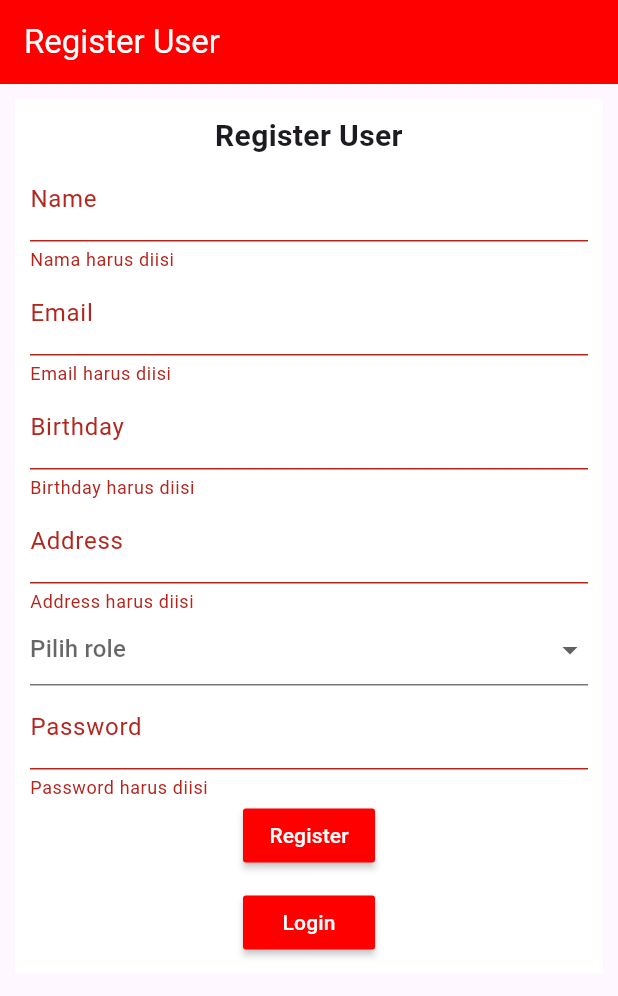
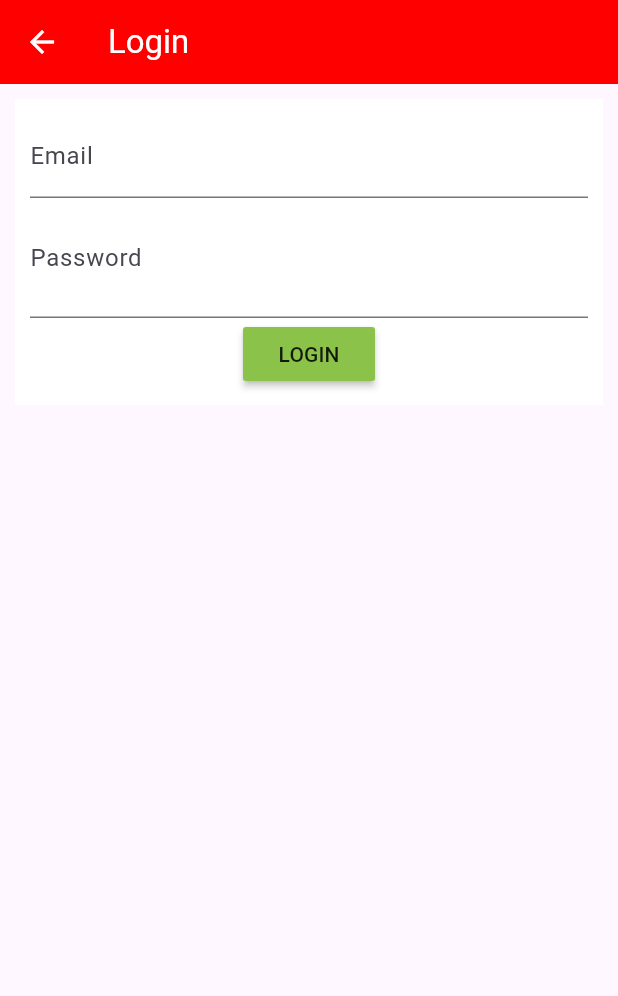
Before and after one commit to siswatelkom07/TUGAS_API_1, a Flutter app: the screen it shows after launch, after a tap on "Register", after a tap on "Login", on a phone screen of 412 x 824 dp. Shown: the top 996 px of the screen. Run offline on Flutter 3.47's test engine with Material 3 defaults, Android fonts, the phone set to English and light mode, and no system bars; our stand-ins replace shared_preferences.

Commit message:
update second task

```diff
--- /dev/null
+++ b/flutter_application_1/devtools_options.yaml
@@ -0,0 +1,3 @@
+description: This file stores settings for Dart & Flutter DevTools.
+documentation: https://docs.flutter.dev/tools/devtools/extensions#configure-extension-enablement-states
+extensions:
--- a/flutter_application_1/lib/main.dart
+++ b/flutter_application_1/lib/main.dart
@@ -1,11 +1,15 @@
 import 'package:flutter/material.dart';
+import 'package:flutter_application_1/views/home.dart';
+import 'package:flutter_application_1/views/login_view.dart';
 import 'package:flutter_application_1/views/register_view.dart';
 
 void main() {
   runApp(MaterialApp(
     initialRoute: '/register',
     routes: {
-      '/register':(context)=>RegisterView()
+      '/register':(context)=>RegisterView(),
+      '/login':(context)=>LoginView(),
+      '/home':(context)=>Home()
     },
   ));
 }
--- /dev/null
+++ b/flutter_application_1/lib/models/login_model.dart
@@ -0,0 +1,45 @@
+
+
+
+import 'package:shared_preferences/shared_preferences.dart';
+
+class UserLogin {
+  bool? status = false;
+  String? token;
+  String? message;
+  int? id;
+  String? nama_user;
+  String? email;
+  String? role;
+  UserLogin(
+      {this.status,
+      this.token,
+      this.message,
+      this.id,
+      this.nama_user,
+      this.email,
+      this.role});
+       Future prefs() async {
+    SharedPreferences prefs = await SharedPreferences.getInstance();
+    prefs.setBool("status", status!);
+    prefs.setString("token", token!);
+    prefs.setString("message", message!);
+    prefs.setInt("id", id!);
+    prefs.setString("nama_user", nama_user!);
+    prefs.setString("email", email!);
+    prefs.setString("role", role!);
+  }
+   Future getUserLogin() async {
+    SharedPreferences prefs = await SharedPreferences.getInstance();
+    UserLogin userLogin = UserLogin(
+        status: prefs.getBool("status")!,
+        token: prefs.getString("token")!,
+        message: prefs.getString("message")!,
+        id: prefs.getInt("id")!,
+        nama_user: prefs.getString("nama_user")!,
+        email: prefs.getString("email")!,
+        role: prefs.getString("role")!);
+    return userLogin;
+  }
+
+}
--- a/flutter_application_1/lib/services/user.dart
+++ b/flutter_application_1/lib/services/user.dart
@@ -1,5 +1,6 @@
 import 'dart:convert';
 
+import 'package:flutter_application_1/models/login_model.dart';
 import 'package:flutter_application_1/models/response_data_map.dart';
 import 'package:flutter_application_1/services/url.dart' as url;
 import 'package:http/http.dart' as http;
@@ -35,29 +36,36 @@ class UserService {
 
     }
   }
-  /*Future loginUser(data) async {
-    var uri = Uri.parse(url.BaseUrl + "/auth/login");
+  Future loginUser(data) async {
+    var uri = Uri.parse(url.BaseUrl + "login");
+    print("Login URL: $uri"); // Debug print
+    print("Login Data: $data"); // Debug print
     var register = await http.post(uri, body: data);
 
+    print("Response Status Code: ${register.statusCode}"); // Debug print
+    print("Response Body: ${register.body}"); // Debug print
 
     if (register.statusCode == 200) {
-      var data = json.decode(register.body);
-      if (data["status"] == true) {
+      var responseData = json.decode(register.body);
+      if (responseData["status"] == true) {
+        var userData = responseData["data"];
         UserLogin userLogin = UserLogin(
-            status: data["status"],
-            token: data["token"],
-            message: data["message"],
-            id: data["user"]["id"],
-            nama_user: data["user"]["nama_user"],
-            email: data["user"]["email"],
-            role: data["user"]["role"]);
+            status: responseData["status"],
+            token: responseData["authorisation"]["token"],
+            message: responseData["message"],
+            id: userData["id"],
+            nama_user: userData["name"],
+            email: userData["email"],
+            role: userData["role"]);
         await userLogin.prefs();
         ResponseDataMap response = ResponseDataMap(
-            status: true, message: "Sukses login user", data: data);
+            status: true, message: "Sukses login user", data: responseData);
+        print("Login Success: ${response.message}"); // Debug print
         return response;
       } else {
         ResponseDataMap response =
             ResponseDataMap(status: false, message: 'Email dan password salah');
+        print("Login Failed: ${response.message}"); // Debug print
         return response;
       }
     } else {
@@ -65,8 +73,9 @@ class UserService {
           status: false,
           message:
               "gagal menambah user dengan code error ${register.statusCode}");
+      print("Login Error: ${response.message}"); // Debug print
       return response;
     }
-  }*/
+  }
 
 }
--- /dev/null
+++ b/flutter_application_1/lib/views/login_view.dart
@@ -0,0 +1,114 @@
+import 'package:flutter/material.dart';
+import 'package:flutter_application_1/widgets/alert.dart';
+import 'package:flutter_application_1/services/user.dart';
+
+class LoginView extends StatefulWidget {
+  const LoginView({super.key});
+
+  @override
+  State<LoginView> createState() => _LoginViewState();
+}
+
+class _LoginViewState extends State<LoginView> {
+  UserService user = UserService();
+  final formKey = GlobalKey<FormState>();
+  TextEditingController email = TextEditingController();
+  TextEditingController password = TextEditingController();
+  bool isLoading = false;
+  bool showPass = true;
+
+  @override
+  Widget build(BuildContext context) {
+    return Scaffold(
+      appBar: AppBar(
+        title: Text("Login"),
+        backgroundColor: const Color.fromARGB(255, 255, 0, 0),
+        foregroundColor: Colors.white,
+      ),
+      body: SingleChildScrollView(
+        child: Container(
+          margin: EdgeInsets.all(10),
+          padding: EdgeInsets.all(10),
+          width: MediaQuery.of(context).size.width,
+          decoration: BoxDecoration(color: Colors.white),
+          child: Column(
+            children: [
+              Form(
+                  key: formKey,
+                  child: Column(
+                    children: [
+                      TextFormField(
+                        controller: email,
+                        decoration: InputDecoration(label: Text("Email")),
+                        validator: (value) {
+                          if (value!.isEmpty) {
+                            return 'Email harus diisi';
+                          } else {
+                            return null;
+                          }
+                        },
+                      ),
+                      TextFormField(
+                        controller: password,
+                        obscureText: showPass,
+                        decoration: InputDecoration(
+                          label: Text("Password"),
+                          suffix: IconButton(
+                            onPressed: () {
+                              setState(() {
+                                showPass = !showPass;
+                              });
+                            },
+                            icon: showPass
+                                ? Icon(Icons.visibility)
+                                : Icon(Icons.visibility_off),
+                          ),
+                        ),
+                        validator: (value) {
+                          if (value!.isEmpty) {
+                            return 'Password harus diisi';
+                          } else {
+                            return null;
+                          }
+                        },
+                      ),
+                      MaterialButton(
+                        onPressed: () async {
+                          if (formKey.currentState!.validate()) {
+                            setState(() {
+                              isLoading = true;
+                            });
+                            var data = {
+                              "email": email.text,
+                              "password": password.text,
+                            };
+                            print("Login Data: $data"); // Debug print
+                            var result = await user.loginUser(data);
+                            setState(() {
+                              isLoading = false;
+                            });
+                            print("Login Result: ${result.message}"); // Debug print
+                            if (result.status == true) {
+                              AlertMessage()
+                                  .showAlert(context, result.message, true);
+                              Navigator.pushReplacementNamed(context,'/home');
+                            } else {
+                              AlertMessage()
+                                  .showAlert(context, result.message, false);
+                            }
+                          }
+                        },
+                        child: isLoading == false
+                            ? Text("LOGIN")
+                            : CircularProgressIndicator(),
+                        color: Colors.lightGreen,
+                      )
+                    ],
+                  ))
+            ],
+          ),
+        ),
+      ),
+    );
+  }
+}
--- a/flutter_application_1/lib/views/register_view.dart
+++ b/flutter_application_1/lib/views/register_view.dart
@@ -162,7 +162,7 @@ class _RegisterViewState extends State<RegisterView> {
                     ),
                     SizedBox(height: 10,),
                     MaterialButton(onPressed: (){
-                      Navigator.pushNamed(context, '/');
+                      Navigator.pushNamed(context, '/login');
 
                     },child: Text("Login",style: TextStyle(color: Colors.white),),color: const Color.fromARGB(255, 255, 0, 0),)
                   ],
--- a/flutter_application_1/lib/widgets/alert.dart
+++ b/flutter_application_1/lib/widgets/alert.dart
@@ -1,4 +1,4 @@
-import 'package:flutter/material.dart';
+  import 'package:flutter/material.dart';
 
 class AlertMessage {
   showAlert(BuildContext context, message, status) {
--- a/flutter_application_1/pubspec.yaml
+++ b/flutter_application_1/pubspec.yaml
@@ -10,6 +10,7 @@ dependencies:
   flutter:
     sdk: flutter
   http: ^1.3.0
+  shared_preferences: ^2.0.6
 
 dev_dependencies:
   flutter_test:
```
Also changed, not shown: flutter_application_1/lib/views/home.dart (added, +26 -0 lines), flutter_application_1/pubspec.lock, 1 other file.
